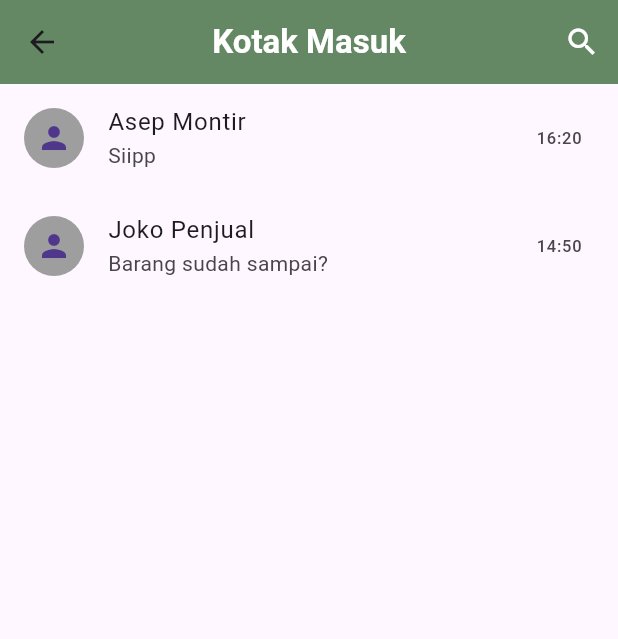
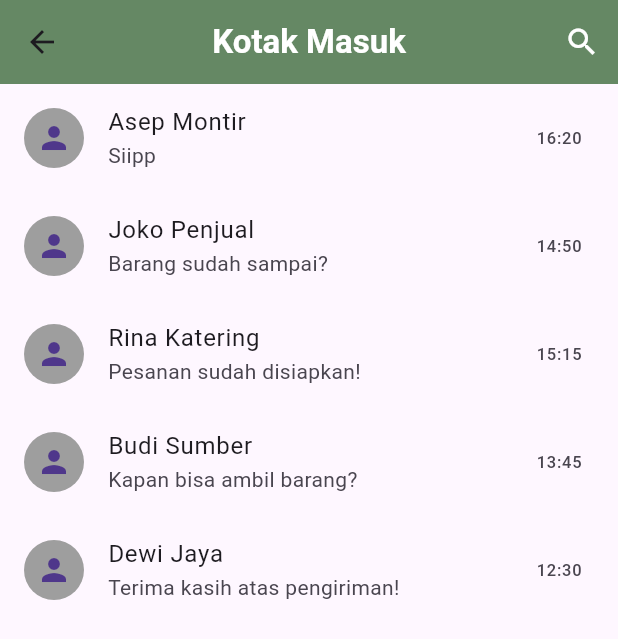
Before and after one commit to Dafrisu/TUBES_PPB, a Flutter app: the InboxPage screen opened directly, on a phone screen of 412 x 824 dp. Shown: the top 639 px of the screen. Run offline on Flutter 3.47's test engine with Material 3 defaults, Android fonts, the phone set to English and light mode, and no system bars; our stand-ins replace expandable_text, flutter_carousel_widget, google_fonts, shared_preferences, timelines; accounts and stored records are empty.

Commit message:
Mengedit Kurir

```diff
--- a/lib/kurir.dart
+++ b/lib/kurir.dart
@@ -37,10 +37,28 @@ class _MyAppState extends State<MyApp> {
       isRead: false,
     ),
     InboxItemData(
-      sender: 'Dina Sari',
-      message: 'Besok aja ya',
-      time: '15:45',
+      sender: 'Joko Penjual',
+      message: 'Barang sudah sampai?',
+      time: '14:50',
       isRead: true,
+    ),
+    InboxItemData(
+      sender: 'Rina Katering',
+      message: 'Pesanan sudah disiapkan!',
+      time: '15:15',
+      isRead: false,
+    ),
+    InboxItemData(
+      sender: 'Budi Sumber',
+      message: 'Kapan bisa ambil barang?',
+      time: '13:45',
+      isRead: true,
+    ),
+    InboxItemData(
+      sender: 'Dewi Jaya',
+      message: 'Terima kasih atas pengiriman!',
+      time: '12:30',
+      isRead: false,
     ),
   ];
 
@@ -230,9 +248,22 @@ class OrderItemData {
 }
 
 
-class OrderCard extends StatelessWidget {
+class OrderCard extends StatefulWidget {
   final OrderItemData order;
   const OrderCard({super.key, required this.order});
+
+
+  _OrderCardState createState() => _OrderCardState();
+}
+
+class _OrderCardState extends State<OrderCard> {
+  bool isPressed = false;
+
+  void _onButtonPressed() {
+    setState(() {
+      isPressed = true;
+    });
+  }
 
   @override
   Widget build(BuildContext context) {
@@ -250,7 +281,7 @@ class OrderCard extends StatelessWidget {
             height: 80,
             decoration: BoxDecoration(
               image: DecorationImage(
-                image: AssetImage(order.gambar),
+                image: AssetImage(widget.order.gambar),
                 fit: BoxFit.cover,
               ),
             ),
@@ -261,25 +292,25 @@ class OrderCard extends StatelessWidget {
               crossAxisAlignment: CrossAxisAlignment.start,
               children: [
                 Text(
-                  order.itemName,
+                  widget.order.itemName,
                   style: const TextStyle(
                       fontSize: 16, fontWeight: FontWeight.bold),
                 ),
                 const SizedBox(height: 4),
-                Text('Jumlah: ${order.quantity}'),
-                Text(order.address),
+                Text('Jumlah: ${widget.order.quantity}'),
+                Text(widget.order.address),
               ],
             ),
           ),
           const SizedBox(width: 16),
           ElevatedButton(
-            onPressed: () {},
+            onPressed: _onButtonPressed,
             style: ElevatedButton.styleFrom(
-              backgroundColor: const Color(0xFF7B5400),
+              backgroundColor: isPressed ? Colors.green : const Color(0xFF7B5400),
             ),
-            child: const Text(
-              'Dikemas',
-              style: TextStyle(color: Color(0xFFE6AF2E)),
+            child: Text(
+              isPressed ? 'Diantar' : 'Dikemas',
+              style: const TextStyle(color: Color.fromARGB(255, 255, 255, 255)),
             ),
           ),
         ],
@@ -308,6 +339,24 @@ class _InboxPageState extends State<InboxPage> {
       message: 'Barang sudah sampai?',
       time: '14:50',
       isRead: true,
+    ),
+    InboxItemData(
+      sender: 'Rina Katering',
+      message: 'Pesanan sudah disiapkan!',
+      time: '15:15',
+      isRead: false,
+    ),
+    InboxItemData(
+      sender: 'Budi Sumber',
+      message: 'Kapan bisa ambil barang?',
+      time: '13:45',
+      isRead: true,
+    ),
+    InboxItemData(
+      sender: 'Dewi Jaya',
+      message: 'Terima kasih atas pengiriman!',
+      time: '12:30',
+      isRead: false,
     ),
   ];
 
@@ -376,7 +425,7 @@ class _InboxPageState extends State<InboxPage> {
   }
 }
 
-class MessageSearchDelegate extends SearchDelegate<InboxItemData> {
+class MessageSearchDelegate extends SearchDelegate<InboxItemData?> {
   final List<InboxItemData> inboxMessages;
   final ValueChanged<InboxItemData> onSelected;
 
@@ -387,7 +436,7 @@ class MessageSearchDelegate extends SearchDelegate<InboxItemData> {
   List<Widget> buildActions(BuildContext context) {
     return [
       IconButton(
-        icon: const Icon(Icons.clear),
+        icon: const Icon(Icons.clear, color: Colors.black),
         onPressed: () {
           query = '';
         },
@@ -398,9 +447,9 @@ class MessageSearchDelegate extends SearchDelegate<InboxItemData> {
   @override
   Widget buildLeading(BuildContext context) {
     return IconButton(
-      icon: const Icon(Icons.arrow_back),
+      icon: const Icon(Icons.arrow_back, color: Colors.black,),
       onPressed: () {
-        close;
+        close(context, null);
       },
     );
   }
```
